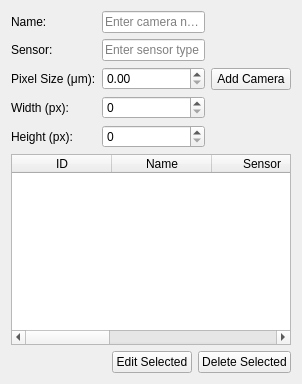
This is uifiles/cameras_tab.ui in prookyon/MonoObsLog2 as Qt 5 draws it before an edit. The edited form follows.
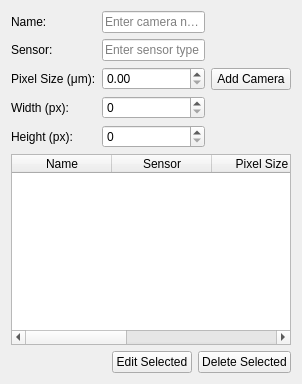
This is the edited form.

Commit message: removed table ID columns

Diff of the .ui file:
```diff
--- a/uifiles/cameras_tab.ui
+++ b/uifiles/cameras_tab.ui
@@ -115,11 +115,6 @@
      <property name="sortingEnabled">
       <bool>true</bool>
      </property>
-     <column>
-      <property name="text">
-       <string>ID</string>
-      </property>
-     </column>
      <column>
       <property name="text">
        <string>Name</string>
```
The commit also changes 6 other files.
